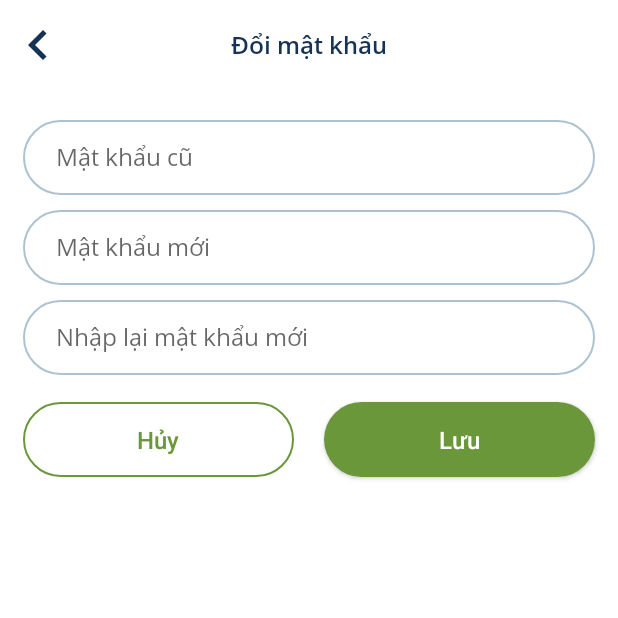
After one commit to quangbk198/datn, an Android app: the fragment ChangePasswordFragment shown on its own in the app's theme, on a phone screen of 412 x 824 dp, the top half of it. The commit adds this screen. Run offline under Robolectric (Android 15) with nearby library versions, the phone set to English and light mode, and no system bars; our stand-ins replace Dagger/Hilt's generated code, RxJava.

Commit message:
create change pass word fragment

```diff
--- a/app/src/main/java/com/example/datn/core/base/BaseActivity.kt
+++ b/app/src/main/java/com/example/datn/core/base/BaseActivity.kt
@@ -211,7 +211,7 @@ abstract class BaseActivity<viewBinding : ViewBinding, VM : BaseViewModel> : Fra
         addFragment(fragment, animate = animate, clearStack = false, tag = tag)
     }
 
-    private fun addFragment(
+    fun addFragment(
         fragment: BaseFragment<*, *>,
         animate: Boolean = false,
         clearStack: Boolean = false,
--- a/app/src/main/java/com/example/datn/features/userinfo/ui/UserInfoActivity.kt
+++ b/app/src/main/java/com/example/datn/features/userinfo/ui/UserInfoActivity.kt
@@ -4,7 +4,9 @@ import android.view.LayoutInflater
 import androidx.activity.viewModels
 import com.example.datn.core.base.BaseActivity
 import com.example.datn.databinding.ActivityUserInfoBinding
+import com.example.datn.features.userinfo.ui.fragment.ChangePasswordFragment
 import com.example.datn.features.userinfo.viewmodel.UserInfoViewModel
+import com.example.datn.utils.extension.showToast
 import dagger.hilt.android.AndroidEntryPoint
 
 @AndroidEntryPoint
@@ -18,6 +20,14 @@ class UserInfoActivity : BaseActivity<ActivityUserInfoBinding, UserInfoViewModel
     }
 
     override fun addViewListener() {
+        binding.apply {
+            rlChangePass.setOnClickListener {
+                addFragment(ChangePasswordFragment.newInstance())
+            }
 
+            rlLogout.setOnClickListener {
+                showToast("okokokok")
+            }
+        }
     }
 }
--- /dev/null
+++ b/app/src/main/java/com/example/datn/features/userinfo/ui/fragment/ChangePasswordFragment.kt
@@ -0,0 +1,46 @@
+package com.example.datn.features.userinfo.ui.fragment
+
+import android.view.LayoutInflater
+import androidx.fragment.app.viewModels
+import com.example.datn.core.base.BaseFragment
+import com.example.datn.databinding.FragmentChangePasswordBinding
+import com.example.datn.features.userinfo.viewmodel.UserInfoViewModel
+import dagger.hilt.android.AndroidEntryPoint
+
+/**
+ * Created by quangnh
+ * Date: 29/6/2022
+ * Time: 10:55 PM
+ * Project datn
+ */
+
+@AndroidEntryPoint
+class ChangePasswordFragment : BaseFragment<FragmentChangePasswordBinding, UserInfoViewModel>() {
+
+    companion object {
+        @JvmStatic
+        fun newInstance() = ChangePasswordFragment()
+    }
+
+    override val viewModel: UserInfoViewModel by viewModels()
+
+    override fun getTagFragment(): String = ChangePasswordFragment::class.java.simpleName
+
+    override fun inflateLayout(layoutInflater: LayoutInflater): FragmentChangePasswordBinding = FragmentChangePasswordBinding.inflate(layoutInflater)
+
+    override fun onCommonViewLoaded() {
+
+    }
+
+    override fun addViewListener() {
+        binding.apply {
+            ivBack.setOnClickListener { backPress() }
+            btnCancel.setOnClickListener { backPress() }
+        }
+    }
+
+    private fun backPress() {
+        activity?.supportFragmentManager?.popBackStack()
+
+    }
+}
--- /dev/null
+++ b/app/src/main/res/drawable/background_button_white.xml
@@ -0,0 +1,8 @@
+<?xml version="1.0" encoding="utf-8"?>
+<shape xmlns:android="http://schemas.android.com/apk/res/android"
+    android:shape="rectangle">
+    <corners android:radius="28dp" />
+    <stroke android:color="@color/green_dark"
+        android:width="1dp"/>
+
+</shape>
--- a/app/src/main/res/layout/activity_user_info.xml
+++ b/app/src/main/res/layout/activity_user_info.xml
@@ -25,7 +25,6 @@
             app:layout_constraintTop_toTopOf="parent" />
 
         <TextView
-            android:id="@+id/tv_label_device_status"
             android:layout_width="wrap_content"
             android:layout_height="wrap_content"
             android:fontFamily="@font/opensans_semi_bold"
@@ -219,6 +218,7 @@
                     android:layout_height="match_parent">
 
                     <RelativeLayout
+                        android:id="@+id/rl_change_pass"
                         android:layout_width="match_parent"
                         android:layout_height="60dp">
 
@@ -249,6 +249,7 @@
                         android:background="@color/grey_light_text" />
 
                     <RelativeLayout
+                        android:id="@+id/rl_logout"
                         android:layout_width="match_parent"
                         android:layout_height="60dp">
 
--- /dev/null
+++ b/app/src/main/res/layout/fragment_change_password.xml
@@ -0,0 +1,107 @@
+<?xml version="1.0" encoding="utf-8"?>
+<androidx.constraintlayout.widget.ConstraintLayout xmlns:android="http://schemas.android.com/apk/res/android"
+    xmlns:app="http://schemas.android.com/apk/res-auto"
+    android:layout_width="match_parent"
+    android:background="@color/white"
+    android:clickable="true"
+    android:focusable="true"
+    android:layout_height="match_parent">
+
+    <androidx.constraintlayout.widget.ConstraintLayout
+        android:id="@+id/custom_toolbar"
+        android:layout_width="0dp"
+        android:layout_height="60dp"
+        app:layout_constraintEnd_toEndOf="parent"
+        app:layout_constraintStart_toStartOf="parent"
+        app:layout_constraintTop_toTopOf="parent">
+
+        <androidx.appcompat.widget.AppCompatImageView
+            android:id="@+id/iv_back"
+            android:layout_width="40dp"
+            android:layout_height="match_parent"
+            android:layout_marginStart="5dp"
+            android:src="@drawable/ic_arrow_left"
+            app:layout_constraintBottom_toBottomOf="parent"
+            app:layout_constraintStart_toStartOf="parent"
+            app:layout_constraintTop_toTopOf="parent" />
+
+        <TextView
+            android:layout_width="wrap_content"
+            android:layout_height="wrap_content"
+            android:fontFamily="@font/opensans_semi_bold"
+            android:text="@string/change_pass_fragment_title_toolbar_change_pass"
+            android:textColor="@color/dark_blue"
+            android:textSize="16sp"
+            app:layout_constraintBottom_toBottomOf="parent"
+            app:layout_constraintEnd_toEndOf="parent"
+            app:layout_constraintStart_toStartOf="parent"
+            app:layout_constraintTop_toTopOf="parent" />
+    </androidx.constraintlayout.widget.ConstraintLayout>
+
+    <EditText
+        android:inputType="textPassword"
+        android:id="@+id/edt_old_pass"
+        android:layout_width="match_parent"
+        android:layout_height="50dp"
+        android:layout_marginHorizontal="15dp"
+        android:layout_marginTop="20dp"
+        android:background="@drawable/background_edit_text"
+        android:fontFamily="@font/opensans_regular"
+        android:hint="@string/change_pass_fragment_hint_old_pass"
+        android:paddingStart="22dp"
+        android:textSize="16sp"
+        app:layout_constraintTop_toBottomOf="@id/custom_toolbar" />
+
+    <EditText
+        android:inputType="textPassword"
+        android:id="@+id/edt_new_pass"
+        android:layout_width="match_parent"
+        android:layout_height="50dp"
+        android:layout_marginHorizontal="15dp"
+        android:layout_marginTop="10dp"
+        android:background="@drawable/background_edit_text"
+        android:fontFamily="@font/opensans_regular"
+        android:hint="@string/change_pass_fragment_hint_new_pass"
+        android:paddingStart="22dp"
+        android:textSize="16sp"
+        app:layout_constraintTop_toBottomOf="@id/edt_old_pass" />
+
+    <EditText
+        android:inputType="textPassword"
+        android:id="@+id/edt_new_pass_again"
+        android:layout_width="match_parent"
+        android:layout_height="50dp"
+        android:layout_marginHorizontal="15dp"
+        android:layout_marginTop="10dp"
+        android:background="@drawable/background_edit_text"
+        android:fontFamily="@font/opensans_regular"
+        android:hint="@string/change_pass_fragment_hint_enter_new_pass_again"
+        android:paddingStart="22dp"
+        android:textSize="16sp"
+        app:layout_constraintTop_toBottomOf="@id/edt_new_pass" />
+
+    <androidx.appcompat.widget.AppCompatButton
+        android:id="@+id/btn_save"
+        style="@style/ButtonGreen"
+        android:layout_width="0dp"
+        android:layout_height="50dp"
+        android:layout_marginStart="10dp"
+        android:text="@string/save"
+        app:layout_constraintEnd_toEndOf="@id/edt_new_pass_again"
+        app:layout_constraintStart_toEndOf="@id/btn_cancel"
+        app:layout_constraintTop_toTopOf="@id/btn_cancel" />
+
+    <androidx.appcompat.widget.AppCompatButton
+        android:id="@+id/btn_cancel"
+        style="@style/ButtonWhite"
+        android:layout_width="0dp"
+        android:layout_height="50dp"
+        android:layout_marginTop="18dp"
+        android:layout_marginEnd="10dp"
+        android:text="@string/cancel"
+        android:textColor="@color/green_dark"
+        app:layout_constraintEnd_toStartOf="@id/btn_save"
+        app:layout_constraintStart_toStartOf="@id/edt_new_pass_again"
+        app:layout_constraintTop_toBottomOf="@id/edt_new_pass_again" />
+
+</androidx.constraintlayout.widget.ConstraintLayout>
--- a/app/src/main/res/values/strings.xml
+++ b/app/src/main/res/values/strings.xml
@@ -4,6 +4,8 @@
     <!--Common-->
     <string name="application_touch_twice_to_exits">Nhấn BACK một lần nữa để thoát!</string>
     <string name="have_no_internet">Vui lòng kiểm tra lại kết nối mạng</string>
+    <string name="save">Lưu</string>
+    <string name="cancel">Hủy</string>
 
     <!--Device-->
     <string name="light">Bóng đèn</string>
@@ -37,4 +39,10 @@
     <string name="user_info_activity_textview_logout">Đăng xuất</string>
     <string name="user_info_activity_textview_change_pass">Thay đổi mật khẩu</string>
 
+    <!--Change Password Fragment-->
+    <string name="change_pass_fragment_title_toolbar_change_pass">Đổi mật khẩu</string>
+    <string name="change_pass_fragment_hint_old_pass">Mật khẩu cũ</string>
+    <string name="change_pass_fragment_hint_new_pass">Mật khẩu mới</string>
+    <string name="change_pass_fragment_hint_enter_new_pass_again">Nhập lại mật khẩu mới</string>
+
 </resources>
--- a/app/src/main/res/values/style.xml
+++ b/app/src/main/res/values/style.xml
@@ -23,6 +23,18 @@
         <item name="android:background">@drawable/background_button</item>
     </style>
 
+    <!-- Button Blue => using set style= @Style/ButtonBlue -->
+    <style name="ButtonWhite" parent="Widget.AppCompat.Button">
+        <item name="android:textColor">@color/white</item>
+        <item name="android:layout_height">?attr/actionBarSize</item>
+        <item name="android:layout_width">match_parent</item>
+        <item name="android:padding">12dp</item>
+        <item name="android:textAlignment">center</item>
+        <item name="android:textAllCaps">false</item>
+        <item name="android:textSize">16sp</item>
+        <item name="android:background">@drawable/background_button_white</item>
+    </style>
+
     <style name="SwitchGreen" parent="Widget.AppCompat.Button">
         <!-- colorPrimary is used for the default action bar background -->
         <item name="colorPrimary">@color/light_blue</item>
```
